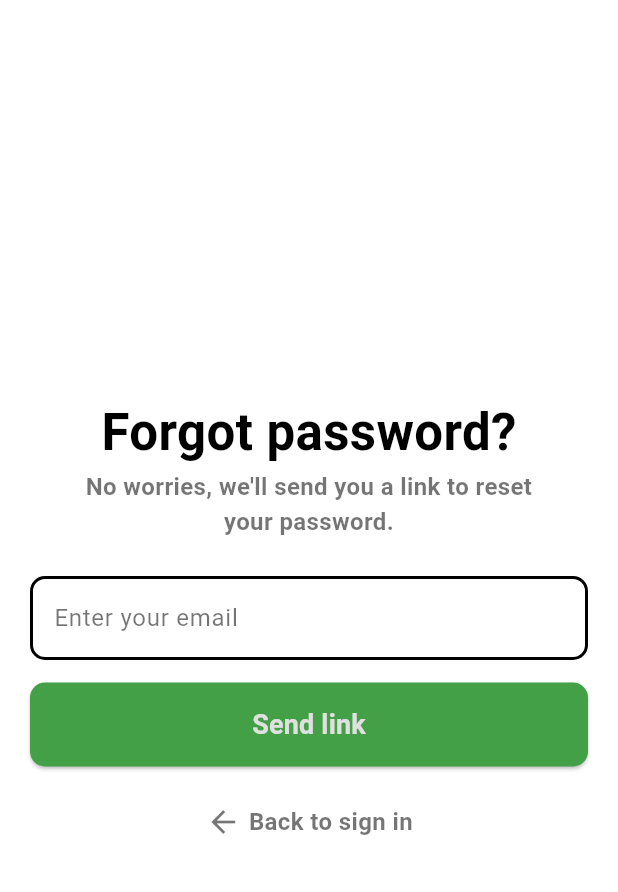
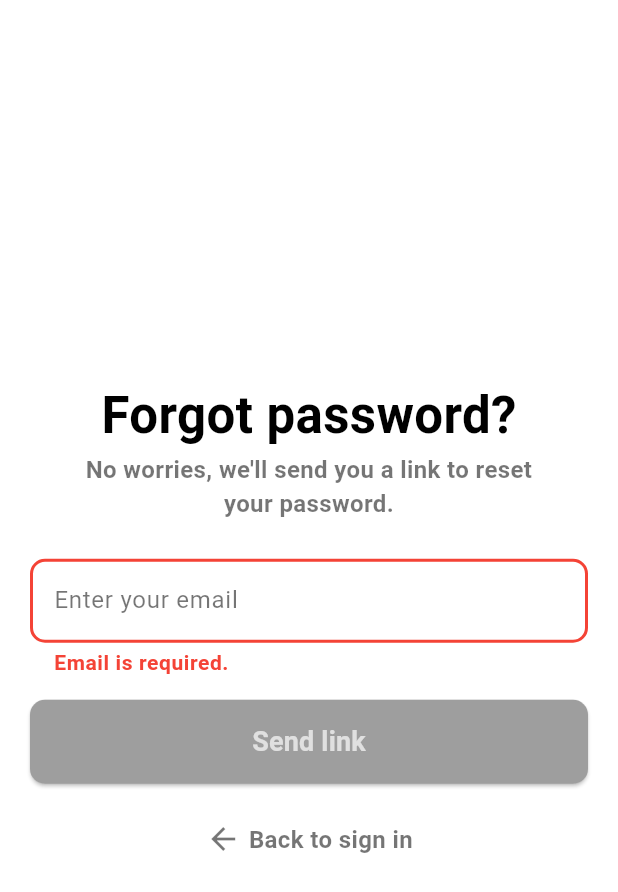
Before and after one commit to 0deans/foodly, a Flutter app: the ForgotPassword screen opened by its route, after a tap on "Send link", on a phone screen of 412 x 824 dp. Shown: the top 892 px of the screen. Run offline on Flutter 3.47's test engine with Material 3 defaults, Android fonts, the light colour scheme and no system bars; our stand-ins replace camera, flutter_secure_storage, gallery_saver, google_fonts, image_picker, infinite_scroll_pagination and 3 more; missing offline and left inert: tflite_flutter; accounts and stored records are empty; generated files the repository leaves out were written again.

Commit message:
fix: Fix button enabling behavior on first page visit.

```diff
--- a/mobile/lib/pages/forgot_password.dart
+++ b/mobile/lib/pages/forgot_password.dart
@@ -10,8 +10,19 @@ class ForgotPassword extends StatefulWidget {
 }
 
 class _ForgotPasswordState extends State<ForgotPassword> {
-  final TextEditingController _emailContriller = TextEditingController();
-  bool _isValidate = false;
+  final TextEditingController _emailController = TextEditingController();
+  String? _emailError;
+
+  void _sendRecoveryLinkEmail() {
+    final email = _emailController.text;
+    if (emailValidator(email) == null) {
+      debugPrint('Email sent to $email');
+    } else {
+      setState(() {
+        _emailError = emailValidator(email);
+      });
+    }
+  }
 
   @override
   Widget build(BuildContext context) {
@@ -41,73 +52,47 @@ class _ForgotPasswordState extends State<ForgotPassword> {
                   textAlign: TextAlign.center,
                 ),
               ),
-              const SizedBox(
-                height: 25,
-              ),
+              const SizedBox(height: 25),
               TextField(
                 cursorColor: Colors.black,
                 onChanged: (value) {
                   setState(() {
-                    _isValidate = emailValidator(value) != null;
+                    _emailError = emailValidator(value);
                   });
                 },
-                controller: _emailContriller,
+                controller: _emailController,
                 decoration: InputDecoration(
                   labelText: 'Enter your email',
-                  errorText: _isValidate
-                      ? emailValidator(_emailContriller.text)
-                      : null,
-                  labelStyle: const TextStyle(
-                    color: Colors.black54,
-                  ),
-                  errorStyle: const TextStyle(
-                    color: Colors.red,
-                    fontSize: 14,
-                  ),
+                  errorText: _emailError,
+                  labelStyle: const TextStyle(color: Colors.black54),
+                  errorStyle: const TextStyle(color: Colors.red, fontSize: 14),
                   errorMaxLines: 2,
                   enabledBorder: OutlineInputBorder(
                     borderRadius: BorderRadius.circular(10),
-                    borderSide: const BorderSide(
-                      width: 2,
-                    ),
+                    borderSide: const BorderSide(width: 2),
                   ),
                   focusedBorder: OutlineInputBorder(
                     borderRadius: BorderRadius.circular(10),
-                    borderSide: const BorderSide(
-                      width: 2,
-                    ),
+                    borderSide: const BorderSide(width: 2),
                   ),
                   errorBorder: OutlineInputBorder(
                     borderRadius: BorderRadius.circular(10),
-                    borderSide: const BorderSide(
-                      width: 2,
-                      color: Colors.red,
-                    ),
+                    borderSide: const BorderSide(width: 2, color: Colors.red),
                   ),
                   focusedErrorBorder: OutlineInputBorder(
                     borderRadius: BorderRadius.circular(10),
-                    borderSide: const BorderSide(
-                      width: 2,
-                      color: Colors.red,
-                    ),
+                    borderSide: const BorderSide(width: 2, color: Colors.red),
                   ),
-                  floatingLabelStyle: const TextStyle(
-                    color: Colors.black,
-                  ),
+                  floatingLabelStyle: const TextStyle(color: Colors.black),
                 ),
               ),
               ConfirmButton(
                 text: "Send link",
-                color: _isValidate ? Colors.grey : Colors.green.shade600,
-                onPressed: _isValidate
-                    ? null
-                    : () {
-                        debugPrint('Send link');
-                      },
+                color:
+                    _emailError == null ? Colors.green.shade600 : Colors.grey,
+                onPressed: _sendRecoveryLinkEmail,
               ),
-              const SizedBox(
-                height: 25,
-              ),
+              const SizedBox(height: 25),
               InkWell(
                 onTap: () {
                   Navigator.pop(context);
@@ -117,19 +102,11 @@ class _ForgotPasswordState extends State<ForgotPassword> {
                 child: const Row(
                   mainAxisAlignment: MainAxisAlignment.center,
                   children: [
-                    Icon(
-                      Icons.arrow_back,
-                      color: Colors.black54,
-                    ),
-                    SizedBox(
-                      width: 5,
-                    ),
+                    Icon(Icons.arrow_back, color: Colors.black54),
+                    SizedBox(width: 5),
                     Text(
                       "Back to sign in",
-                      style: TextStyle(
-                        fontSize: 16,
-                        color: Colors.black54,
-                      ),
+                      style: TextStyle(fontSize: 16, color: Colors.black54),
                     ),
                   ],
                 ),
```
